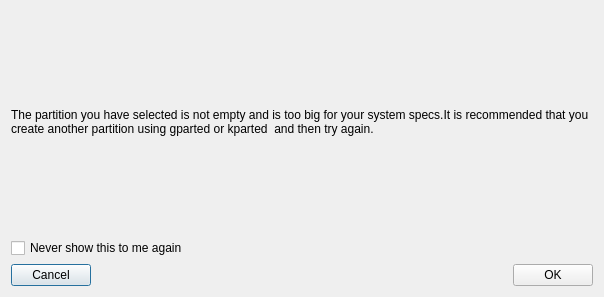
Old version of the form ui/dialog.ui in the repository Thenujan-0/grub-editor.
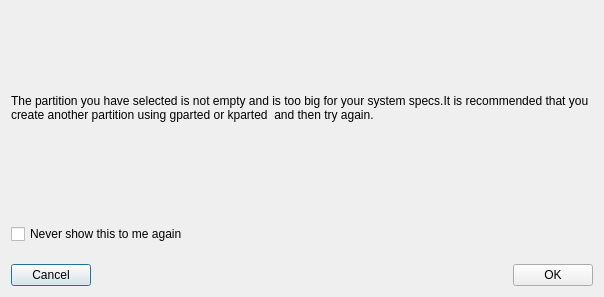
New version of the form.

Commit message: edited spacing in vertical layout

Patch:
```diff
--- a/ui/dialog.ui
+++ b/ui/dialog.ui
@@ -16,6 +16,9 @@
   <layout class="QGridLayout" name="gridLayout">
    <item row="0" column="0">
     <layout class="QVBoxLayout" name="verticalLayout">
+     <property name="spacing">
+      <number>20</number>
+     </property>
      <item>
       <widget class="QLabel" name="label">
        <property name="text">
```
Left out of the diff: 3 changed lines with no effect on the pictures.
